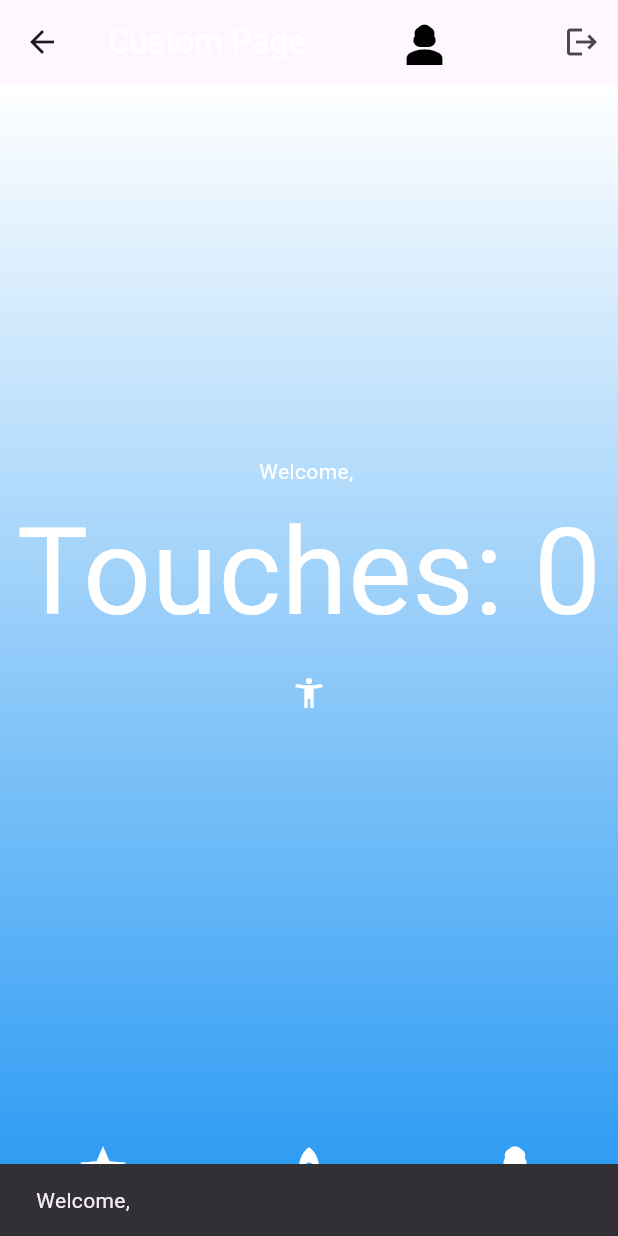
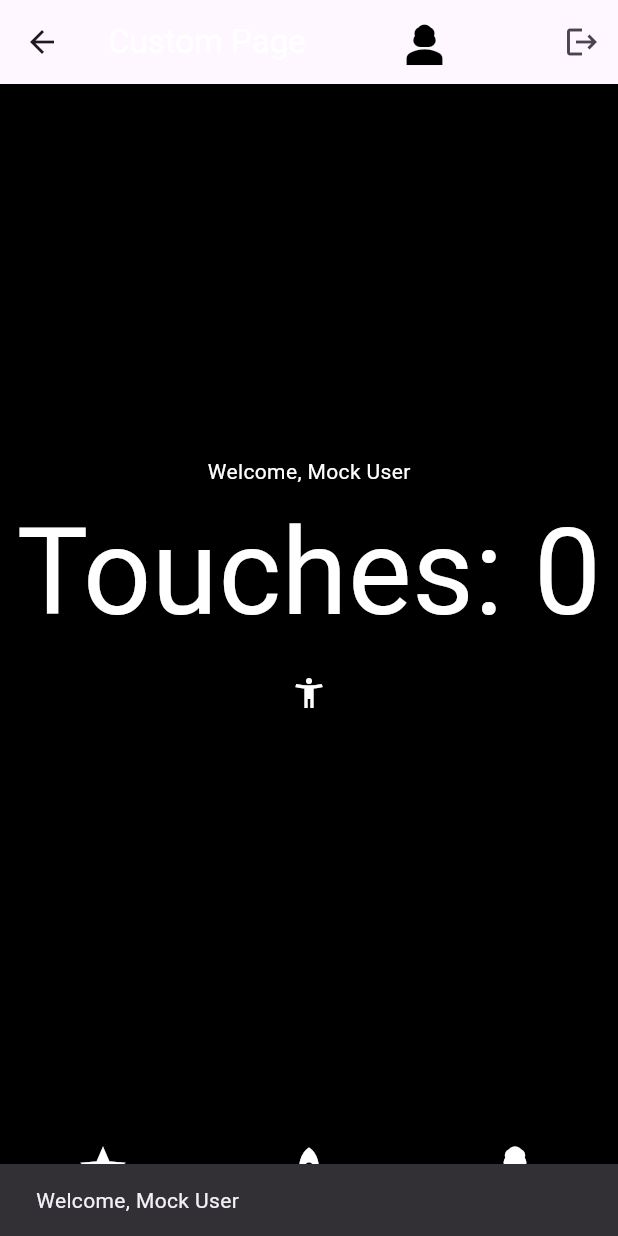
Before and after one commit to mariaandreealavric/TOO-Taps, a Flutter app: the TapsHomePage screen opened directly with empty values, on a phone screen of 412 x 824 dp. Run offline on Flutter 3.47's test engine with Material 3 defaults, Android fonts, the phone set to English and light mode, and no system bars; our stand-ins replace cloud_firestore, firebase_auth, firebase_core, flutter_local_notifications, image_picker, logger and 2 more; accounts and stored records are empty.

Commit message:
cerco di risolvere il problema di  ProviderNotFoundException

```diff
--- a/lib/Views/taps_home.dart
+++ b/lib/Views/taps_home.dart
@@ -4,8 +4,9 @@ import 'package:fingerfy/Widgets/bottoni/bottone_profilo.dart';
 import 'package:fingerfy/providers/theme_provider.dart';
 import 'package:flutter/material.dart';
 import 'package:provider/provider.dart';
-import 'package:firebase_auth/firebase_auth.dart';
-import 'package:logger/logger.dart'; // Importa il pacchetto logger
+// import 'package:firebase_auth/firebase_auth.dart'; // Commentato per evitare l'utilizzo di Firebase
+import 'package:logger/logger.dart';
+import 'package:fingerfy/Models/mock_models.dart.dart'; // Importa i Mock Models
 
 class TapsHomePage extends StatefulWidget {
   final String userID;
@@ -19,7 +20,6 @@ class TapsHomePage extends StatefulWidget {
 class TapsHomePageState extends State<TapsHomePage> with SingleTickerProviderStateMixin {
   late AnimationController _controller;
   bool _isWelcomeMessageShown = false;
-  Map<String, dynamic>? userData;
   final Logger _logger = Logger(); // Istanzia Logger
 
   @override
@@ -50,21 +50,19 @@ class TapsHomePageState extends State<TapsHomePage> with SingleTickerProviderSta
     });
   }
 
-  Future<void> _signOut() async {
-    await FirebaseAuth.instance.signOut();
-    if (mounted) {
-      Navigator.pushReplacementNamed(context, '/');
-    }
-  }
-
   @override
   Widget build(BuildContext context) {
-    _logger.i('ImageListPage: Building with userID ${widget.userID}');
-    final themeProvider = Provider.of<ThemeProvider>(context, listen: true); // Ensure correct context
-    final profileProvider = Provider.of<ProfileProvider>(context, listen: true); // Ensure correct context
-    _logger.i('ImageListPage: profileProvider is $profileProvider');
+    _logger.i('TapsHomePage: Building with userID ${widget.userID}');
 
-    final profile = profileProvider.profile;
+    return Builder(
+      builder: (context) {
+        final themeProvider = Provider.of<ThemeProvider>(context, listen: true);
+        final profileProvider = Provider.of<ProfileProvider>(context, listen: true);
+        final mockProfile = Provider.of<MockProfileModel>(context, listen: false);
+
+        _logger.i('TapsHomePage: profileProvider is $profileProvider');
+
+        final profile = profileProvider.profile ?? mockProfile; // Utilizza il profilo mock se necessario
 
         if (profile == null) {
           return const Center(child: CircularProgressIndicator());
@@ -94,7 +92,10 @@ class TapsHomePageState extends State<TapsHomePage> with SingleTickerProviderSta
                 const ProfileButton(),
                 IconButton(
                   icon: const Icon(Icons.logout),
-              onPressed: _signOut,
+                  onPressed: () {
+                    // Puoi aggiungere logica mock per il logout se necessario
+                    Navigator.pushReplacementNamed(context, '/');
+                  },
                 ),
               ],
             ),
@@ -109,32 +110,6 @@ class TapsHomePageState extends State<TapsHomePage> with SingleTickerProviderSta
                           child: Column(
                             mainAxisAlignment: MainAxisAlignment.center,
                             children: [
-                          /*StreamBuilder<DocumentSnapshot>(
-                            stream: FirebaseFirestore.instance
-                                .collection('users')
-                                .doc(widget.userID)
-                                .snapshots(),
-                            builder: (context, snapshot) {
-                              if (snapshot.hasError) {
-                                return Text('Errore: ${snapshot.error}');
-                              }
-                              if (snapshot.connectionState == ConnectionState.waiting) {
-                                return const CircularProgressIndicator();
-                              }
-
-                              userData = snapshot.data?.data() as Map<String, dynamic>?;
-
-                              if (userData != null && !_isWelcomeMessageShown) {
-                                _isWelcomeMessageShown = true;
-                                _showWelcomeSnackbar(userData!['displayName'] ?? 'User');
-                              }
-
-                              return IconButton(
-                                icon: const Icon(Icons.accessibility_new, color: Colors.white),
-                                onPressed: () {},
-                              );
-                            },
-                          ),*/
                               Text(
                                 'Welcome, ${profile.displayName}',
                                 style: const TextStyle(color: Colors.white),
@@ -163,5 +138,7 @@ class TapsHomePageState extends State<TapsHomePage> with SingleTickerProviderSta
             ),
           ),
         );
+      },
+    );
   }
 }
```
Also changed, not shown: lib/Providers/theme_provider.dart (+5 -7 lines), lib/main.dart (+52 -91 lines), pubspec.yaml (+3 -4 lines), assets/emoji.png (added), assets/logo.png (added), assets/panning.png (added), assets/statua attiva.png (added), assets/statua invalid.png (added). Lines whose indentation alone changed are shown as unchanged.
